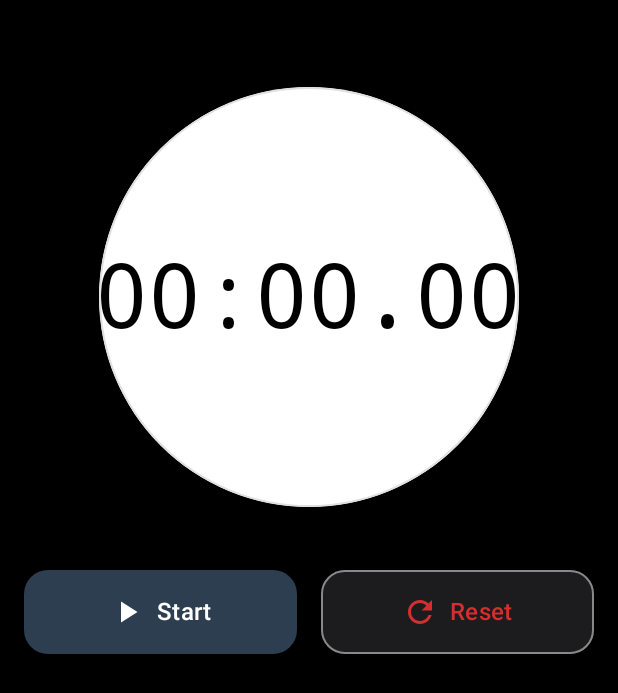
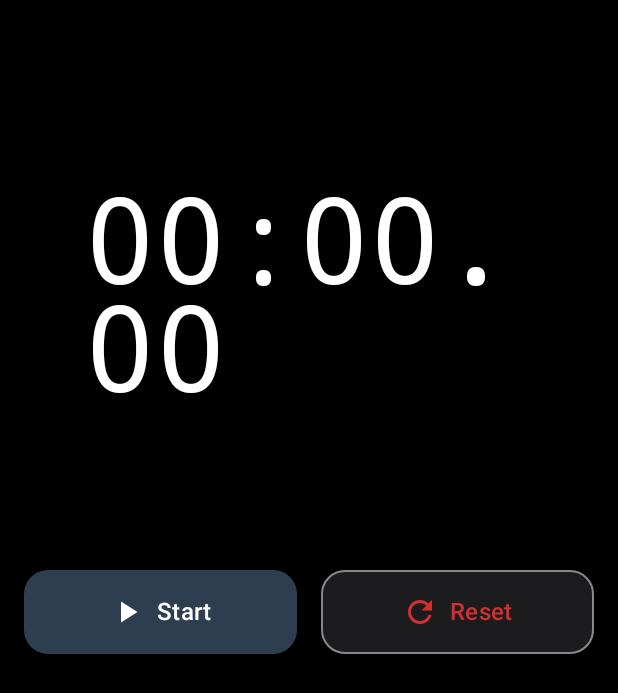
Before and after one commit to suvojeet-sengupta/clock, an Android app built with Jetpack Compose: the composable StopwatchScreen shown on its own in the app's theme, on a phone screen of 412 x 824 dp. Shown: the top 693 px of the screen. Run offline under Robolectric (Android 15) with nearby library versions, the phone set to English and light mode, and no system bars; our stand-ins replace Dagger/Hilt's generated code; 1 statement that could not run was skipped.

Commit message:
Refine Timer and Stopwatch UI: persistent inputs and simplified display

```diff
--- a/app/src/main/java/com/suvojeet/clock/ui/stopwatch/StopwatchScreen.kt
+++ b/app/src/main/java/com/suvojeet/clock/ui/stopwatch/StopwatchScreen.kt
@@ -59,28 +59,19 @@ fun StopwatchScreen(viewModel: StopwatchViewModel = hiltViewModel()) {
         ) {
             Spacer(modifier = Modifier.height(32.dp))
 
-            // Stopwatch Display with Pulsing Background
+            // Stopwatch Display
             Box(
                 contentAlignment = Alignment.Center,
                 modifier = Modifier.size(300.dp)
             ) {
-                Box(
-                    modifier = Modifier
-                        .size(280.dp)
-                        .scale(pulseScale)
-                        .clip(CircleShape)
-                        .background(Color.White)
-                        .border(1.dp, Color(0xFFE0E0E0), CircleShape)
-                )
-
                 Text(
                     text = formatTime(elapsedTime),
                     style = MaterialTheme.typography.displayLarge.copy(
-                        fontSize = 60.sp,
+                        fontSize = 80.sp, // Larger font since circle is gone
                         fontFamily = androidx.compose.ui.text.font.FontFamily.Monospace,
                         fontWeight = FontWeight.Light
                     ),
-                    color = Color.Black
+                    color = Color.White
                 )
             }
 
--- a/app/src/main/java/com/suvojeet/clock/ui/timer/TimerViewModel.kt
+++ b/app/src/main/java/com/suvojeet/clock/ui/timer/TimerViewModel.kt
@@ -58,4 +58,10 @@ class TimerViewModel @Inject constructor() : ViewModel() {
         pauseTimer()
         _timeLeft.value = _totalTime.value
     }
+
+    fun stopTimer() {
+        pauseTimer()
+        _totalTime.value = 0
+        _timeLeft.value = 0
+    }
 }
```
Also changed, not shown: app/src/main/java/com/suvojeet/clock/ui/timer/TimerScreen.kt (+31 -54 lines).
